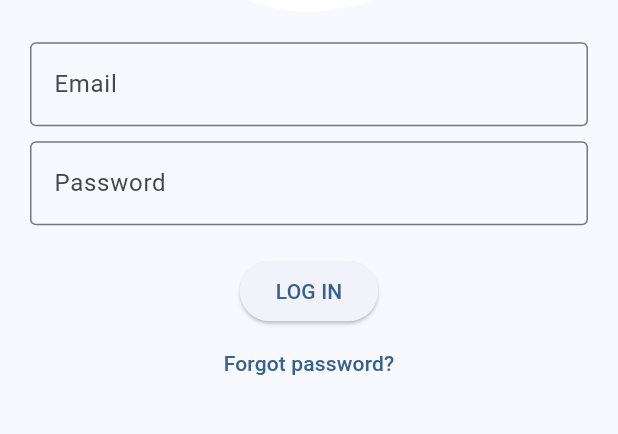
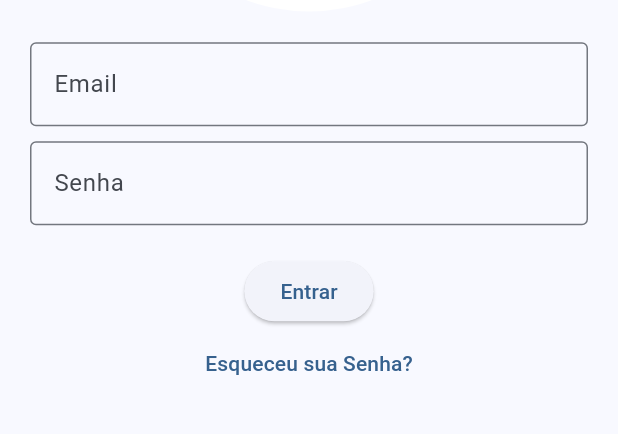
Before and after one commit to jcr04/Emprega-Ribamar.Flutter, a Flutter app: the screen it shows after launch, on a phone screen of 412 x 824 dp, the part 593-1027 px from its top. Run offline on Flutter 3.47's test engine with Material 2 defaults, Android fonts, the phone set to English and light mode, and no system bars.

Commit message:
fix languagem

```diff
--- a/lib/views/auth/user_screen.dart
+++ b/lib/views/auth/user_screen.dart
@@ -38,19 +38,19 @@ class UserScreen extends StatelessWidget {
             const SizedBox(height: 10),
             CustomTextField(
               controller: _passwordController,
-              hintText: 'Password',
+              hintText: 'Senha',
               obscureText: true,
               validator: validatePassword,
             ),
             const SizedBox(height: 20),
             CustomButton(
-              text: 'LOG IN',
+              text: 'Entrar',
               onPressed: () {
                 // Login logic here
               },
             ),
             TextButton(
-              child: const Text('Forgot password?'),
+              child: const Text('Esqueceu sua Senha?'),
               onPressed: () {
                 // Password recovery logic here
               },
```
